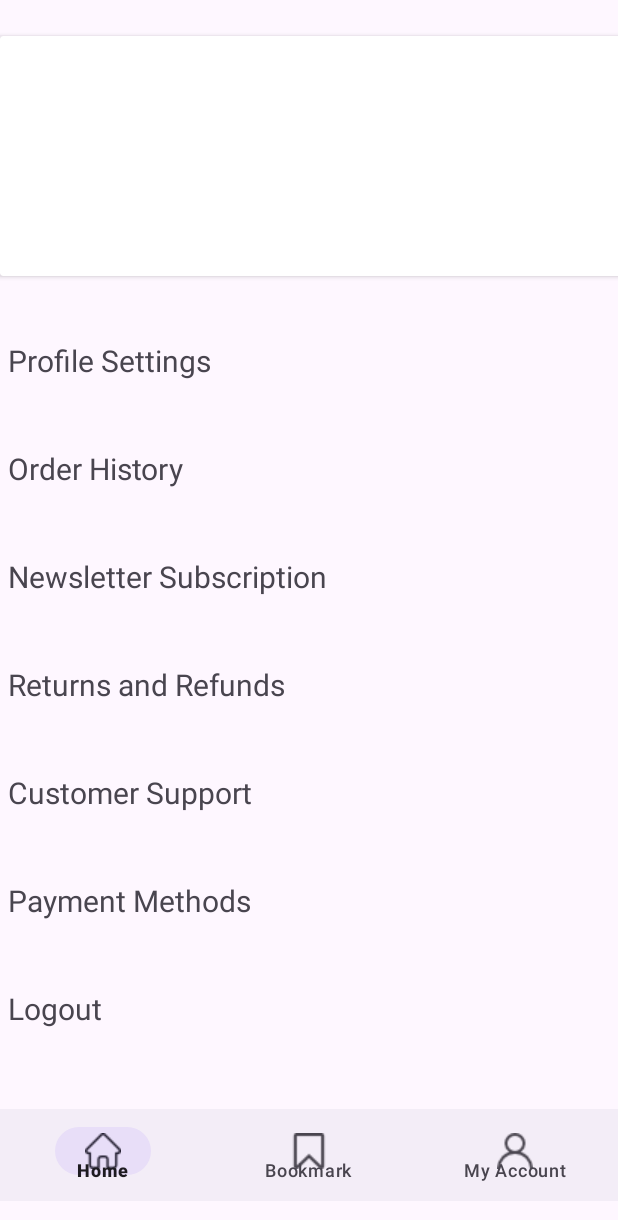
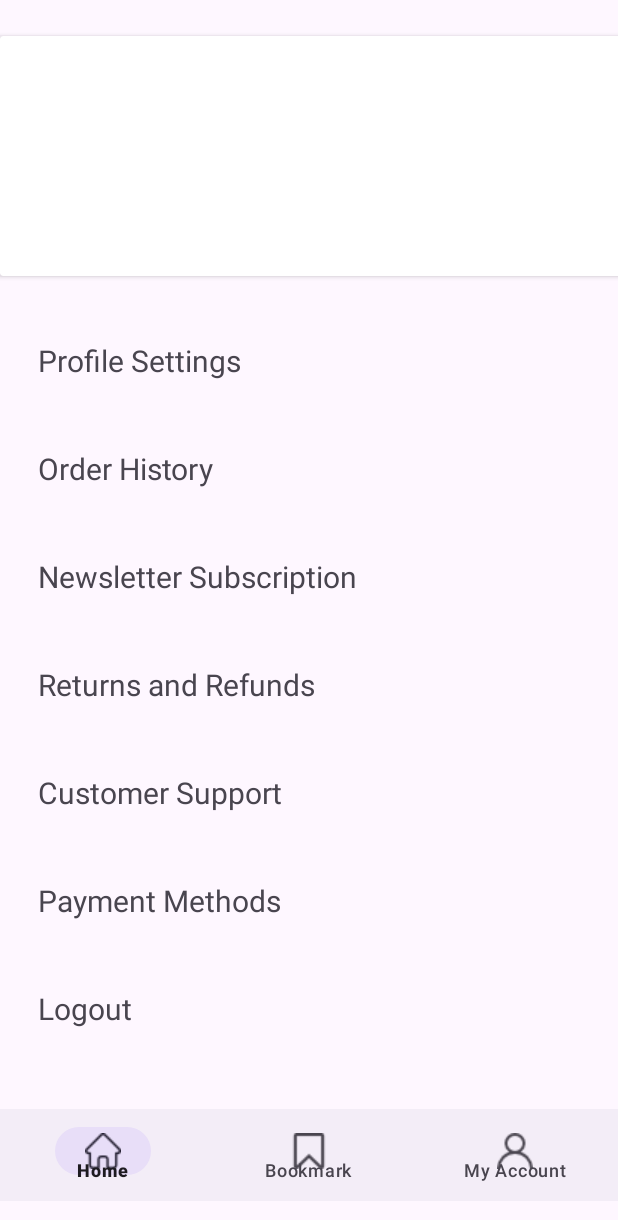
Before and after one commit to Raefabdulnazir/FurniCart, an Android app: the MyAccountActivity screen opened directly, with no data from a screen before it, on a phone screen of 412 x 824 dp. Shown: the top 1220 px of the screen. Run offline under Robolectric (Android 15) with nearby library versions, the phone set to English and light mode, and no system bars.

Commit message:
creating ui

```diff
--- a/app/src/main/java/com/example/furnicart/BookmarkPageActivity.kt
+++ b/app/src/main/java/com/example/furnicart/BookmarkPageActivity.kt
@@ -41,6 +41,7 @@ class BookmarkPageActivity : AppCompatActivity() {
 
     private fun openAccountPage(){
         val intent = Intent(this,MyAccountActivity::class.java)
+        startActivity(intent)
     }
 
 }
--- a/app/src/main/java/com/example/furnicart/HomePageActivity.kt
+++ b/app/src/main/java/com/example/furnicart/HomePageActivity.kt
@@ -78,12 +78,12 @@ class HomePageActivity : AppCompatActivity() {
         }
 
     }
-    private fun generateDummyData(): List<Furnitureitem>{
+/*    private fun generateDummyData(): List<Furnitureitem>{
         val furnitureItems: MutableList<Furnitureitem> = ArrayList(0)
         // Add some items to the list
         // Replace this with your actual data population logic
         return furnitureItems
-    }
+    }*/
 
     private fun openHomePage(){
         val intent = Intent(this, HomePageActivity::class.java)
@@ -96,6 +96,7 @@ class HomePageActivity : AppCompatActivity() {
 
     private fun openAccountPage(){
         val intent = Intent(this,MyAccountActivity::class.java)
+        startActivity(intent)
     }
 
     fun animateView(view:View) {
--- a/app/src/main/res/layout/activity_my_account.xml
+++ b/app/src/main/res/layout/activity_my_account.xml
@@ -37,6 +37,10 @@
         <LinearLayout
             android:layout_width="match_parent"
             android:layout_height="wrap_content"
+            android:layout_marginStart="20dp"
+            android:layout_marginLeft="20dp"
+            android:layout_marginEnd="20dp"
+            android:layout_marginRight="20dp"
             android:orientation="vertical">
 
             <TextView
```
